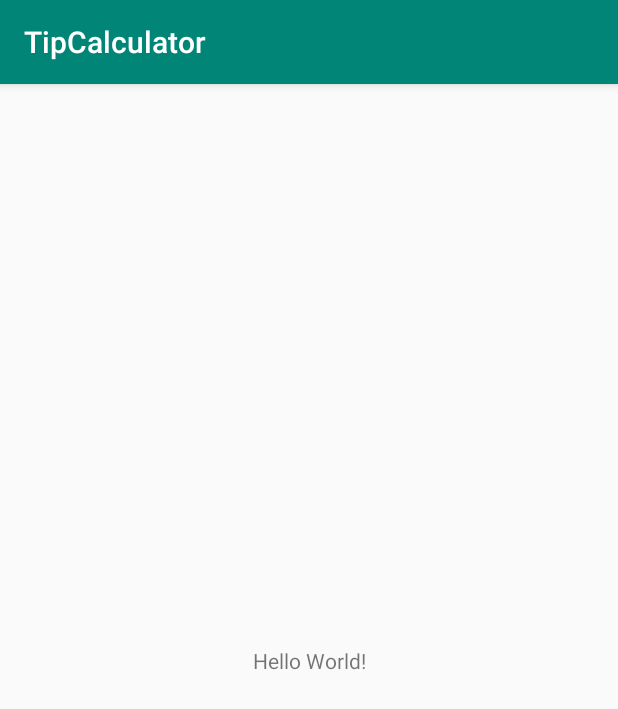
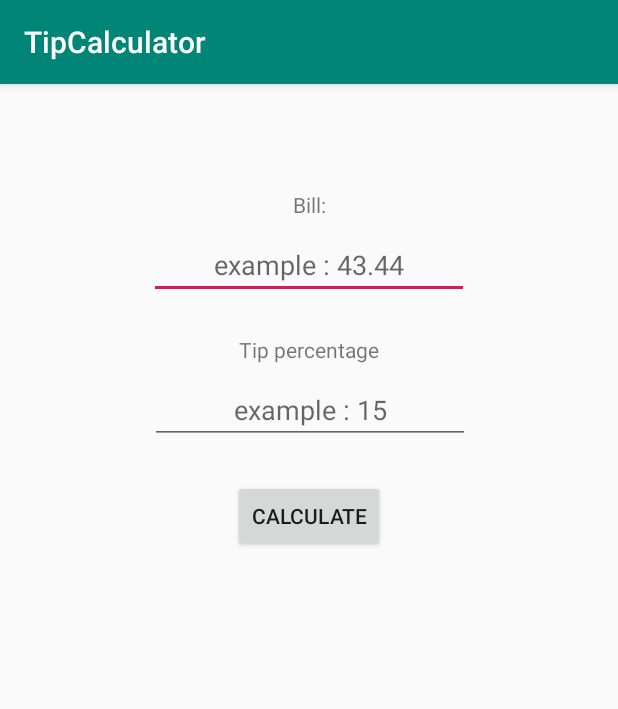
Before and after one commit to JakBialy/KotlinTrainingAps, an Android app: the screen it shows after launch (MainActivity), on a phone screen of 412 x 824 dp. Shown: the top 709 px of the screen. Run offline under Robolectric (Android 15) with nearby library versions, the phone set to English and light mode, and no system bars.

Commit message:
Tip App ready to go!

```diff
--- a/TipCalculator/app/build.gradle
+++ b/TipCalculator/app/build.gradle
@@ -8,7 +8,7 @@ android {
     compileSdkVersion 28
     defaultConfig {
         applicationId "com.jakub.tipcalculator"
-        minSdkVersion 28
+        minSdkVersion 15
         targetSdkVersion 28
         versionCode 1
         versionName "1.0"
--- a/TipCalculator/app/src/main/java/com/jakub/tipcalculator/MainActivity.kt
+++ b/TipCalculator/app/src/main/java/com/jakub/tipcalculator/MainActivity.kt
@@ -1,12 +1,35 @@
 package com.jakub.tipcalculator
 
+import android.annotation.SuppressLint
 import android.support.v7.app.AppCompatActivity
 import android.os.Bundle
+import android.view.View
+import kotlinx.android.synthetic.main.activity_main.*
 
 class MainActivity : AppCompatActivity() {
 
+    @SuppressLint("SetTextI18n")
     override fun onCreate(savedInstanceState: Bundle?) {
         super.onCreate(savedInstanceState)
         setContentView(R.layout.activity_main)
+
+        infoMessage.visibility = View.INVISIBLE
+
+        calculateButton.setOnClickListener {
+            val bill = billEditText.text.toString().toDouble()
+            val tipPercentage = percentageEditText.text.toString().toDouble() / 100
+
+            val tip = bill * tipPercentage
+            val total = bill + tip
+
+            infoMessage.visibility = View.VISIBLE
+            infoMessage.text = "Tip: ${doubleRound(tip)} Total: ${doubleRound(total)}"
+
+        }
+
+    }
+
+    fun doubleRound(number : Double): String{
+        return String.format("%.2f", number)
     }
 }
--- a/TipCalculator/app/src/main/res/layout/activity_main.xml
+++ b/TipCalculator/app/src/main/res/layout/activity_main.xml
@@ -8,12 +8,57 @@
         tools:context=".MainActivity">
 
     <TextView
+            android:text="Bill:"
             android:layout_width="wrap_content"
             android:layout_height="wrap_content"
-            android:text="Hello World!"
-            app:layout_constraintBottom_toBottomOf="parent"
-            app:layout_constraintLeft_toLeftOf="parent"
-            app:layout_constraintRight_toRightOf="parent"
-            app:layout_constraintTop_toTopOf="parent"/>
-
+            android:id="@+id/textView" app:layout_constraintStart_toStartOf="parent"
+            app:layout_constraintHorizontal_bias="0.5" app:layout_constraintEnd_toEndOf="parent"
+            app:layout_constraintTop_toTopOf="parent" app:layout_constraintBottom_toBottomOf="parent"
+            app:layout_constraintVertical_bias="0.075" android:layout_marginTop="16dp"
+            tools:textColor="@android:color/black"/>
+    <EditText
+            android:layout_width="wrap_content"
+            android:layout_height="wrap_content"
+            android:inputType="numberDecimal"
+            android:ems="10"
+            android:id="@+id/billEditText"
+            app:layout_constraintStart_toStartOf="parent" app:layout_constraintHorizontal_bias="0.5"
+            app:layout_constraintEnd_toEndOf="parent" android:layout_marginTop="8dp"
+            app:layout_constraintTop_toBottomOf="@+id/textView"
+            android:hint="example : 43.44" android:gravity="center_horizontal"/>
+    <TextView
+            android:text="Tip percentage"
+            android:layout_width="wrap_content"
+            android:layout_height="wrap_content"
+            android:id="@+id/textView2" app:layout_constraintStart_toStartOf="parent"
+            app:layout_constraintHorizontal_bias="0.5" app:layout_constraintEnd_toEndOf="parent"
+            android:layout_marginTop="24dp" app:layout_constraintTop_toBottomOf="@+id/billEditText"
+            tools:textColor="@android:color/black"/>
+    <EditText
+            android:layout_width="wrap_content"
+            android:layout_height="wrap_content"
+            android:inputType="number"
+            android:ems="10"
+            android:id="@+id/percentageEditText"
+            app:layout_constraintStart_toStartOf="parent" app:layout_constraintHorizontal_bias="0.502"
+            app:layout_constraintEnd_toEndOf="parent" android:layout_marginTop="8dp"
+            app:layout_constraintTop_toBottomOf="@+id/textView2" android:hint="example : 15"
+            android:gravity="center_horizontal"/>
+    <Button
+            android:text="Calculate"
+            android:layout_width="wrap_content"
+            android:layout_height="wrap_content"
+            android:id="@+id/calculateButton" app:layout_constraintStart_toStartOf="parent"
+            app:layout_constraintHorizontal_bias="0.5" app:layout_constraintEnd_toEndOf="parent"
+            android:layout_marginTop="24dp" app:layout_constraintTop_toBottomOf="@+id/percentageEditText"/>
+    <TextView
+            android:text=" Tip $20.30 Total: $120.40"
+            android:layout_width="wrap_content"
+            android:layout_height="wrap_content"
+            android:id="@+id/infoMessage"
+            android:textStyle="bold"
+            android:textSize="20sp" tools:textColor="@android:color/black"
+            app:layout_constraintStart_toStartOf="parent"
+            app:layout_constraintHorizontal_bias="0.5" app:layout_constraintEnd_toEndOf="parent"
+            android:layout_marginTop="24dp" app:layout_constraintTop_toBottomOf="@+id/calculateButton"/>
 </android.support.constraint.ConstraintLayout>
```
